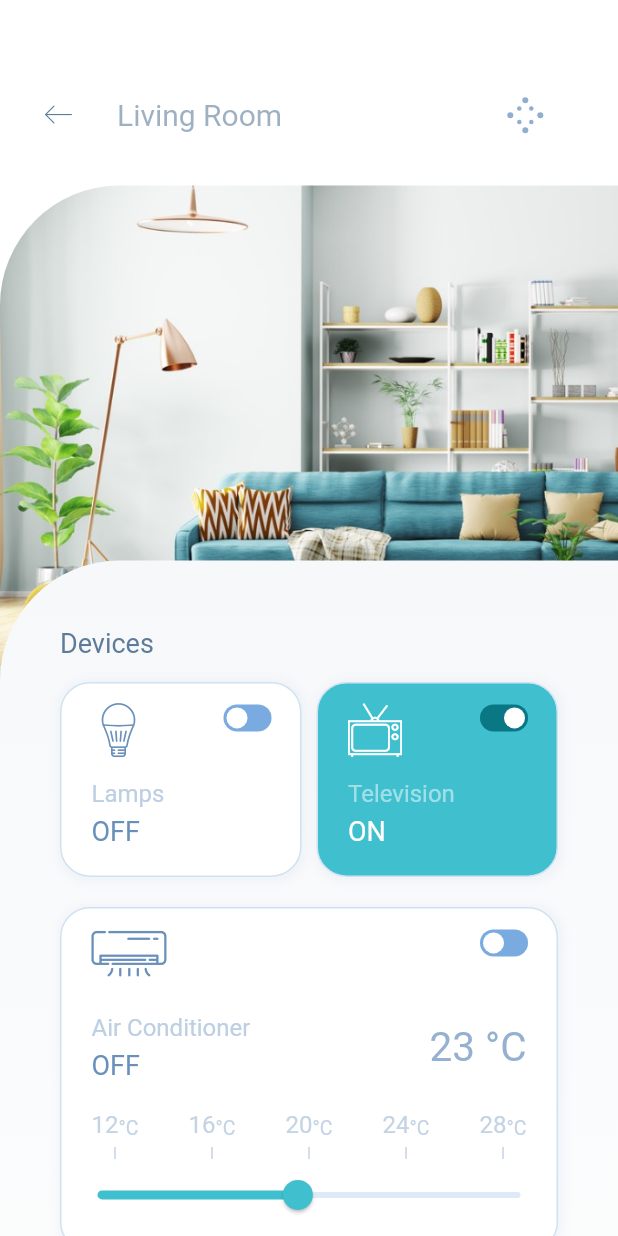
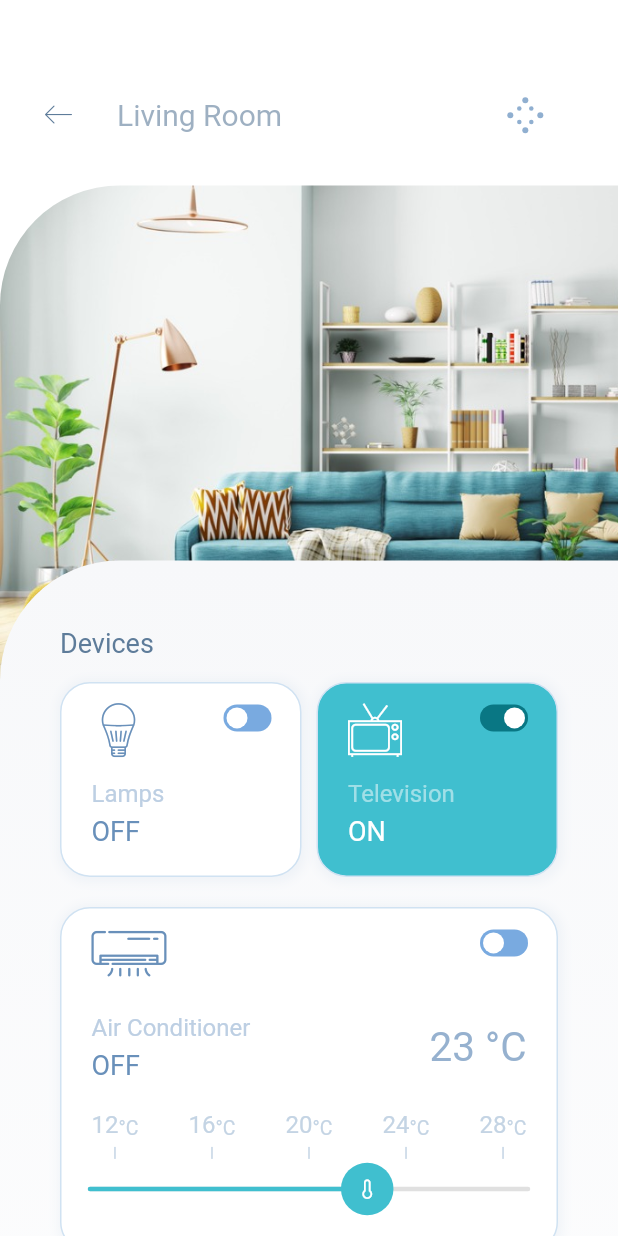
Before and after one commit to ViktorKirjanov/flutter-ui-smart-house, a Flutter app: the screen it shows after launch, after a tap on "More Details ...", on a phone screen of 412 x 824 dp. Run offline on Flutter 3.47's test engine with Material 2 defaults, Android fonts, the phone set to English and light mode, and no system bars; drawn by our look-alikes of flutter_xlider; our stand-ins replace bloc, equatable, flutter_bloc.

Commit message:
air conditioner slider, update

```diff
--- a/lib/main.dart
+++ b/lib/main.dart
@@ -21,6 +21,7 @@ class App extends StatelessWidget {
   @override
   Widget build(BuildContext context) {
     return MaterialApp(
+      debugShowCheckedModeBanner: false,
       title: 'Smart House UI',
       home: HomePage(),
     );
--- a/lib/pages/room_details/widgets/air_conditioner.dart
+++ b/lib/pages/room_details/widgets/air_conditioner.dart
@@ -1,4 +1,5 @@
 import 'package:flutter/material.dart';
+import 'package:flutter_xlider/flutter_xlider.dart';
 import 'package:smart_house/pages/room_details/widgets/reveal.dart';
 import 'package:smart_house/pages/widgets/custom_switch.dart';
 import 'package:smart_house/presentation/smart_house_icons.dart';
@@ -25,7 +26,7 @@ class _AirConditionerState extends State<AirConditioner>
   AnimationController _controller;
   bool _deviceStatuce;
 
-  int _value = 10;
+  double _value = 23;
 
   @override
   void initState() {
@@ -165,7 +166,7 @@ class _AirConditionerState extends State<AirConditioner>
                         ],
                       ),
                       Text(
-                        '23 °C',
+                        '${_value.toInt()} °C',
                         style: TextStyle(
                           color: (isActive)
                               ? Colors.white
@@ -193,22 +194,49 @@ class _AirConditionerState extends State<AirConditioner>
               ),
             ),
             Container(
-              child: Slider(
-                value: _value.toDouble(),
-                min: 1.0,
-                max: 20.0,
-                activeColor:
-                    (isActive) ? Colors.white : Color.fromRGBO(64, 191, 207, 1),
-                inactiveColor: (isActive)
-                    ? Colors.white.withAlpha(25)
-                    : Color.fromRGBO(121, 170, 224, .25),
-                onChanged: (double newValue) {
-                  setState(() {
-                    _value = newValue.round();
-                  });
-                },
-                semanticFormatterCallback: (double newValue) {
-                  return '${newValue.round()} dollars';
+              height: 40.0,
+              child: FlutterSlider(
+                handler: FlutterSliderHandler(
+                  decoration: BoxDecoration(),
+                  child: Container(
+                    height: 20.0,
+                    width: 20.0,
+                    decoration: BoxDecoration(
+                      color: (isActive)
+                          ? Colors.white
+                          : Color.fromRGBO(64, 191, 207, 1),
+                      shape: BoxShape.circle,
+                    ),
+                    child: Icon(
+                      SmartHouse.thermometer,
+                      color: (!isActive)
+                          ? Colors.white
+                          : Color.fromRGBO(64, 191, 207, 1),
+                      size: 13,
+                    ),
+                  ),
+                ),
+                trackBar: FlutterSliderTrackBar(
+                  activeTrackBarHeight: 3.0,
+                  inactiveTrackBarHeight: 3.0,
+                  inactiveTrackBar: BoxDecoration(
+                    borderRadius: BorderRadius.circular(10.0),
+                    color: Colors.black12,
+                  ),
+                  activeTrackBar: BoxDecoration(
+                    color: (isActive)
+                        ? Colors.white
+                        : Color.fromRGBO(64, 191, 207, 1),
+                    borderRadius: BorderRadius.circular(10.0),
+                  ),
+                ),
+                tooltip: FlutterSliderTooltip(disabled: true),
+                values: [_value],
+                max: 30,
+                min: 11,
+                onDragging: (handlerIndex, lowerValue, upperValue) {
+                  _value = lowerValue;
+                  setState(() {});
                 },
               ),
             ),
--- a/lib/presentation/smart_house_icons.dart
+++ b/lib/presentation/smart_house_icons.dart
@@ -21,20 +21,13 @@ class SmartHouse {
   static const _kFontFam = 'SmartHouse';
   static const _kFontPkg = null;
 
-  static const IconData cctv =
-      IconData(0xe800, fontFamily: _kFontFam, fontPackage: _kFontPkg);
-  static const IconData left_arrow =
-      IconData(0xe801, fontFamily: _kFontFam, fontPackage: _kFontPkg);
-  static const IconData sofa =
-      IconData(0xe802, fontFamily: _kFontFam, fontPackage: _kFontPkg);
-  static const IconData fork =
-      IconData(0xe803, fontFamily: _kFontFam, fontPackage: _kFontPkg);
-  static const IconData bed =
-      IconData(0xe804, fontFamily: _kFontFam, fontPackage: _kFontPkg);
-  static const IconData conditioner =
-      IconData(0xe805, fontFamily: _kFontFam, fontPackage: _kFontPkg);
-  static const IconData tv =
-      IconData(0xe806, fontFamily: _kFontFam, fontPackage: _kFontPkg);
-  static const IconData led =
-      IconData(0xe807, fontFamily: _kFontFam, fontPackage: _kFontPkg);
+  static const IconData cctv = IconData(0xe800, fontFamily: _kFontFam, fontPackage: _kFontPkg);
+  static const IconData left_arrow = IconData(0xe801, fontFamily: _kFontFam, fontPackage: _kFontPkg);
+  static const IconData sofa = IconData(0xe802, fontFamily: _kFontFam, fontPackage: _kFontPkg);
+  static const IconData fork = IconData(0xe803, fontFamily: _kFontFam, fontPackage: _kFontPkg);
+  static const IconData bed = IconData(0xe804, fontFamily: _kFontFam, fontPackage: _kFontPkg);
+  static const IconData conditioner = IconData(0xe805, fontFamily: _kFontFam, fontPackage: _kFontPkg);
+  static const IconData tv = IconData(0xe806, fontFamily: _kFontFam, fontPackage: _kFontPkg);
+  static const IconData led = IconData(0xe807, fontFamily: _kFontFam, fontPackage: _kFontPkg);
+  static const IconData thermometer = IconData(0xe808, fontFamily: _kFontFam, fontPackage: _kFontPkg);
 }
--- a/pubspec.yaml
+++ b/pubspec.yaml
@@ -26,6 +26,7 @@ dependencies:
   flutter_bloc: ^4.0.0
   equatable: ^1.1.1
   provider: ^4.0.4
+  flutter_xlider: ^3.3.1
 
 dev_dependencies:
   flutter_test:
```
Also changed, not shown: assets/fonts/SmartHouse.ttf, details.png, lib/presentation/svg/thermometer.svg (added), pubspec.lock.
